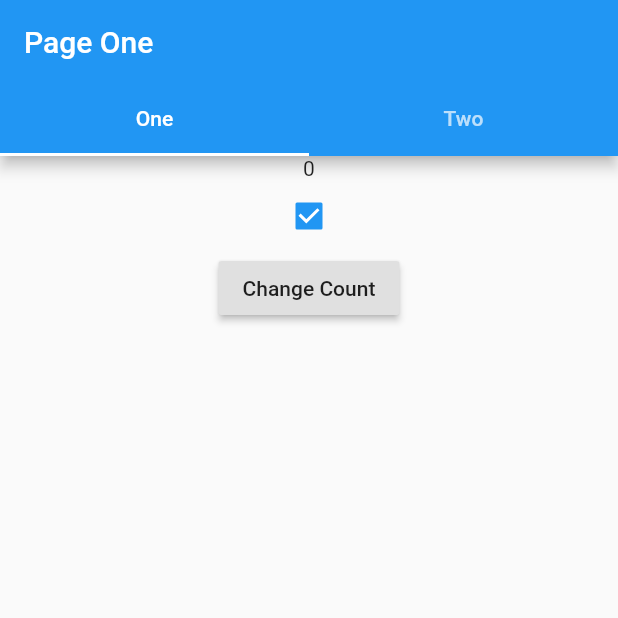
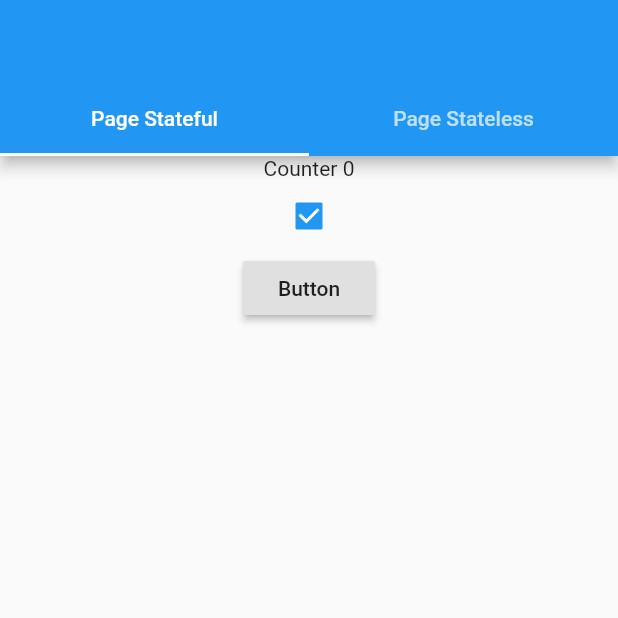
Before and after one commit to PoojaB26/bounce_workshop, a Flutter app: the screen it shows after launch, on a phone screen of 412 x 824 dp, the top half of it. Run offline on Flutter 3.47's test engine with Material 2 defaults, Android fonts, the phone set to English and light mode, and no system bars.

Commit message:
code update 2

```diff
--- a/lib/stateful_demo.dart
+++ b/lib/stateful_demo.dart
@@ -9,11 +9,10 @@ class StatefulDemo extends StatelessWidget {
       length: 2,
       child: Scaffold(
         appBar: AppBar(
-          title: Text("Page One"),
           bottom: TabBar(
             tabs: <Widget>[
-              Tab(text: "One",),
-              Tab(text: "Two",)
+              Tab(text: "Page Stateful",),
+              Tab(text: "Page Stateless",)
             ],
           ),
         ),
@@ -36,31 +35,35 @@ class PageOne extends StatefulWidget {
 }
 
 class PageOneState extends State<PageOne> with AutomaticKeepAliveClientMixin {
+  int count;
+  bool checkValue;
 
-  bool value = true;
-  int count = 0;
+  @override
+  void initState() {
+    count = 0;
+    checkValue = true;
+    super.initState();
+  }
 
-  changeValue(){
-  setState(() {
-    print(value);
-    value = !value;
-  });
-
+  updateCheckBox(){
+    setState(() {
+      checkValue = !checkValue;
+    });
   }
 
   @override
   Widget build(BuildContext context) {
-    print('inside StatefulDemo build function');
+    print('inside PageOne build function');
 
     return Column(
       children: <Widget>[
-        WidgetOne(counter: count,),
-        WidgetTwo(value: value, parent: this,),
+        WidgetOne(count),
+        WidgetTwo(checkValue, this),
         RaisedButton(
-          child: Text('Change Count'),
+          child: Text('Button'),
           onPressed: () {
             setState(() {
-                ++count;
+              ++count;
             });
           },
         ),
@@ -76,45 +79,158 @@ class PageOneState extends State<PageOne> with AutomaticKeepAliveClientMixin {
 class PageTwo extends StatelessWidget {
 
   static int count = 0;
-  final widget = Container(
+
+  var widget = Container(
     child: Text('$count'),
   );
 
   @override
   Widget build(BuildContext context) {
     ++count;
-    print('pagetwo');
 
+    print('inside PageTwo build function');
     return widget;
   }
 }
 
 
+class WidgetOne extends StatefulWidget {
 
-class WidgetOne extends StatelessWidget {
-  final int counter;
-  WidgetOne({this.counter});
+  final int count;
+  WidgetOne(this.count);
+
+  @override
+  WidgetOneState createState() => WidgetOneState();
+}
+
+class WidgetOneState extends State<WidgetOne> {
+
+  GlobalKey<WidgetOneState> widgetKey = new GlobalKey<WidgetOneState>();
+
 
 
   @override
   Widget build(BuildContext context) {
+
     print('one');
-    return Text(counter.toString());
+    return Text( 'Counter ${widget.count}');
   }
 }
 
 class WidgetTwo extends StatelessWidget {
 
+  final bool value;
   final PageOneState parent;
-  final bool value;
-  WidgetTwo({this.value, this.parent});
+
+  final WidgetOneState state = new WidgetOneState();
+
+  WidgetTwo(this.value, this.parent);
+
+
+  printSomething(){
+    print('some');
+  }
 
   @override
   Widget build(BuildContext context) {
     print('two');
     return Checkbox(
-      onChanged: (bool) => parent.changeValue(),
       value: value,
+      onChanged: (val) => state.widgetKey.currentState.setState(printSomething),
     );
   }
 }
+
+
+
+
+//
+//class PageOne extends StatefulWidget {
+//
+//  @override
+//  PageOneState createState() => PageOneState();
+//}
+//
+//class PageOneState extends State<PageOne> with AutomaticKeepAliveClientMixin {
+//
+//  bool value = true;
+//  int count = 0;
+//
+//  changeValue(){
+//    setState(() {
+//      print(value);
+//      value = !value;
+//    });
+//
+//  }
+//
+//  @override
+//  Widget build(BuildContext context) {
+//    print('inside StatefulDemo build function');
+//
+//    return Column(
+//      children: <Widget>[
+//        WidgetOne(counter: count,),
+//        WidgetTwo(value: value, parent: this,),
+//        RaisedButton(
+//          child: Text('Change Count'),
+//          onPressed: () {
+//            setState(() {
+//              ++count;
+//            });
+//          },
+//        ),
+//      ],
+//    );
+//  }
+//
+//  @override
+//  // TODO: implement wantKeepAlive
+//  bool get wantKeepAlive => true;
+//}
+//
+//class PageTwo extends StatelessWidget {
+//
+//  static int count = 0;
+//  var widget = Container(
+//    child: Text('$count'),
+//  );
+//
+//  @override
+//  Widget build(BuildContext context) {
+//    ++count;
+//    print('pagetwo');
+//
+//    return widget;
+//  }
+//}
+//
+//
+//
+//class WidgetOne extends StatelessWidget {
+//  final int counter;
+//  WidgetOne({this.counter});
+//
+//
+//  @override
+//  Widget build(BuildContext context) {
+//    print('one');
+//    return Text(counter.toString());
+//  }
+//}
+//
+//class WidgetTwo extends StatelessWidget {
+//
+//  final PageOneState parent;
+//  final bool value;
+//  WidgetTwo({this.value, this.parent});
+//
+//  @override
+//  Widget build(BuildContext context) {
+//    print('two');
+//    return Checkbox(
+//      onChanged: (bool) => parent.changeValue(),
+//      value: value,
+//    );
+//  }
+//}
```
